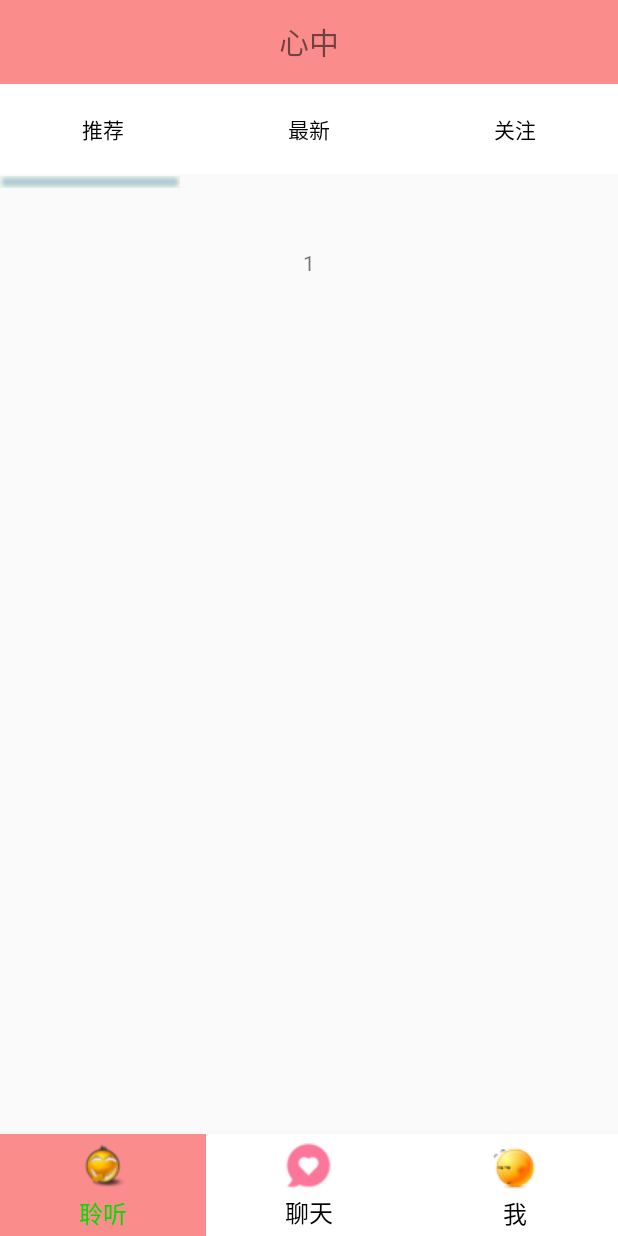
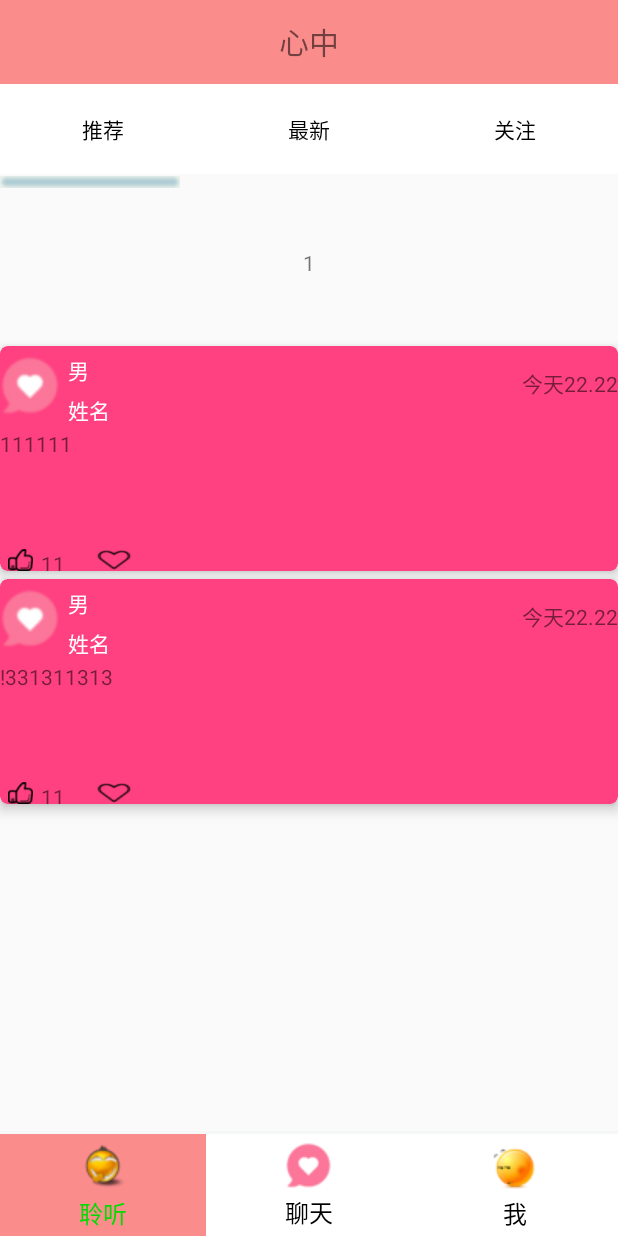
Before and after one commit to chenxuanhe77/Heart, an Android app: the screen it shows after launch (MainActivity), on a phone screen of 412 x 824 dp. Run offline under Robolectric (Android 15) with nearby library versions, the phone set to English and light mode, and no system bars; our stand-ins replace CircleImageView.

```diff
--- a/app/build.gradle
+++ b/app/build.gradle
@@ -1,12 +1,12 @@
 apply plugin: 'com.android.application'
 
 android {
-    compileSdkVersion 24
-    buildToolsVersion "23.0.3"
+    compileSdkVersion 25
+    buildToolsVersion "25.0.0"
     defaultConfig {
         applicationId "com.example.chenxuanhe.heart"
         minSdkVersion 19
-        targetSdkVersion 24
+        targetSdkVersion 25
         versionCode 1
         versionName "1.0"
         testInstrumentationRunner "android.support.test.runner.AndroidJUnitRunner"
@@ -24,9 +24,9 @@ dependencies {
     androidTestCompile('com.android.support.test.espresso:espresso-core:2.2.2', {
         exclude group: 'com.android.support', module: 'support-annotations'
     })
-    compile 'com.android.support:appcompat-v7:24.2.1'
+    compile 'com.android.support:appcompat-v7:25.0.1'
     testCompile 'junit:junit:4.12'
    // compile 'com.android.support:support-v4:24.2.1'
-    compile 'com.android.support:recyclerview-v7:24.2.1'
-    compile 'com.android.support:cardview-v7:24.2.1'
+    compile 'com.android.support:recyclerview-v7:25.0.1'
+    compile 'com.android.support:cardview-v7:25.0.1'
 }
--- /dev/null
+++ b/app/src/main/java/com/example/chenxuanhe/heart/Adapter/Adapter1.java
@@ -0,0 +1,64 @@
+package com.example.chenxuanhe.heart.Adapter;
+
+import android.content.Context;
+import android.support.v7.widget.RecyclerView;
+import android.view.LayoutInflater;
+import android.view.View;
+import android.view.ViewGroup;
+import android.widget.TextView;
+
+import com.example.chenxuanhe.heart.R;
+import com.example.chenxuanhe.heart.Util.Gongju;
+
+import java.util.List;
+
+/**
+ * Created by ChenXuanHe on 2016/11/26.
+ */
+
+public class Adapter1 extends RecyclerView.Adapter<Adapter1.MyViewHolder> {
+
+    private List<Gongju> message;
+
+    private Context mContext;
+
+
+    public Adapter1(Context context, List<Gongju> datas){
+        this.mContext = context;
+        this.message=datas;
+    }
+
+
+    @Override
+    public MyViewHolder onCreateViewHolder(ViewGroup parent, int i) {
+
+        View v = LayoutInflater.from(mContext).inflate(R.layout.card_view,parent,false);
+        return new MyViewHolder(v);
+    }
+
+    @Override
+    public void onBindViewHolder(MyViewHolder holder, int position) {
+        Gongju p = message.get(position);
+        holder.msg.setText(p.txtmessage);
+
+    }
+
+    @Override
+    public int getItemCount() {
+        return message == null? 0 : message.size();
+    }
+
+    /**
+     * 重写自定义的viewholder
+     */
+    public  class  MyViewHolder extends RecyclerView.ViewHolder{
+
+        public TextView msg;
+
+        public MyViewHolder(View v) {
+            super(v);
+            msg=(TextView) v.findViewById(R.id.txt_cardmessage);
+        }
+
+    }
+}
--- a/app/src/main/java/com/example/chenxuanhe/heart/FragmentActivity1.java
+++ b/app/src/main/java/com/example/chenxuanhe/heart/FragmentActivity1.java
@@ -14,6 +14,7 @@ import android.view.animation.AnimationUtils;
 import android.widget.FrameLayout;
 import android.widget.ImageView;
 import android.widget.TextView;
+
 import com.example.chenxuanhe.heart.Page.Page1;
 import com.example.chenxuanhe.heart.Page.Page2;
 import com.example.chenxuanhe.heart.Page.Page3;
@@ -33,13 +34,11 @@ public class FragmentActivity1  extends android.support.v4.app.Fragment implemen
     private TextView zuixin;
     private TextView guanzhu;
     private FragmentManager fragManager;
+    private ImageView line;
 
-    private ImageView line;
-    private int currIndex= 0 ;
-    private int bmpWidth;
-    private int pianyiliang = 0;
-    private int one = 0 ;
-    private int two = 0;
+
+
+
 
     /**
      * 定义手势检测实例
@@ -67,7 +66,6 @@ public class FragmentActivity1  extends android.support.v4.app.Fragment implemen
             public boolean onTouch(View view,MotionEvent event){
                 return detector.onTouchEvent(event);
             }
-
         });
 
         fragManager = getChildFragmentManager();
@@ -77,6 +75,7 @@ public class FragmentActivity1  extends android.support.v4.app.Fragment implemen
         zuixin = (TextView) view.findViewById(R.id.zuixin);
         guanzhu = (TextView) view.findViewById(R.id.guanzhu);
         line = (ImageView) view.findViewById(R.id.down_Line);
+
 
         tuijian.setOnClickListener(this);
         zuixin.setOnClickListener(this);
@@ -280,4 +279,5 @@ public class FragmentActivity1  extends android.support.v4.app.Fragment implemen
         line.startAnimation(animation);
     }
 
+
 }
--- /dev/null
+++ b/app/src/main/java/com/example/chenxuanhe/heart/Method/AttentionMethod.java
@@ -0,0 +1,43 @@
+package com.example.chenxuanhe.heart.Method;
+
+import android.app.Activity;
+import android.os.Bundle;
+import android.view.View;
+import android.widget.ImageView;
+import android.widget.Toast;
+import com.example.chenxuanhe.heart.R;
+
+/**
+ * Created by ChenXuanHe on 2016/12/3.
+ */
+
+public class AttentionMethod extends Activity {
+
+    public ImageView attention;
+    public ImageView goodjib;
+
+
+    @Override
+    protected void onCreate(Bundle savedInstanceState) {
+        super.onCreate(savedInstanceState);
+        setContentView(R.layout.card_view);
+        init();
+        attentionclick();
+    }
+
+
+    public void init(){
+        attention = (ImageView) findViewById(R.id.card_attention);
+        goodjib = (ImageView) findViewById(R.id.card_goodjob);
+    }
+
+    public void attentionclick(){
+        attention.setOnClickListener(new View.OnClickListener() {
+            @Override
+            public void onClick(View view) {
+                Toast.makeText(AttentionMethod.this, "ddddddd", Toast.LENGTH_SHORT).show();
+            }
+        });
+    }
+
+}
--- a/app/src/main/java/com/example/chenxuanhe/heart/Page/Page1.java
+++ b/app/src/main/java/com/example/chenxuanhe/heart/Page/Page1.java
@@ -1,14 +1,18 @@
 package com.example.chenxuanhe.heart.Page;
 
-import android.app.Fragment;
 import android.os.Bundle;
-import android.support.v4.app.FragmentActivity;
+import android.support.v7.widget.LinearLayoutManager;
+import android.support.v7.widget.RecyclerView;
 import android.view.LayoutInflater;
 import android.view.View;
 import android.view.ViewGroup;
-import android.widget.TextView;
 
+import com.example.chenxuanhe.heart.Adapter.Adapter1;
 import com.example.chenxuanhe.heart.R;
+import com.example.chenxuanhe.heart.Util.Gongju;
+
+import java.util.ArrayList;
+import java.util.List;
 
 
 /**
@@ -18,24 +22,28 @@ import com.example.chenxuanhe.heart.R;
 public class Page1 extends android.support.v4.app.Fragment {
 
 
-    private TextView tv;
-    private String content;
-    private FragmentActivity fg4;
+    private RecyclerView recyclerView;
+    private Adapter1 myAdapter;
+    private List<Gongju> gongjus = new ArrayList<>();
 
     public Page1(){}
 
-    public Page1(FragmentActivity fragment){
-        this.fg4=fragment;
-    }
-
-    public Page1(String content) {
-        this.content=content;
-    }
-
     public View onCreateView(LayoutInflater inflater, ViewGroup container, Bundle savedInstanceState){
         View view = inflater.inflate(R.layout.view_tuijian,container,false);
+
+        gongjus.add(new Gongju("111111"));
+        gongjus.add(new Gongju("!331311313"));
+        recyclerView = (RecyclerView) view.findViewById(R.id.recyclerview_tuijian); //拿到recyclerview
+        recyclerView.setLayoutManager(new LinearLayoutManager(this.getActivity()));
+        recyclerView.setHasFixedSize(true);
+        myAdapter = new Adapter1(getContext(),gongjus);
+        recyclerView.setAdapter(myAdapter);
+
+
         return view;
     }
 
 
+
+
 }
--- /dev/null
+++ b/app/src/main/java/com/example/chenxuanhe/heart/Util/Gongju.java
@@ -0,0 +1,17 @@
+package com.example.chenxuanhe.heart.Util;
+
+/**
+ * Created by ChenXuanHe on 2016/11/26.
+ */
+
+public class Gongju {
+
+    public String txtmessage;
+
+
+    public Gongju(String txtmessage){
+        this.txtmessage = txtmessage;
+    }
+
+
+}
--- /dev/null
+++ b/app/src/main/res/drawable/tab_menu_attention.xml
@@ -0,0 +1,8 @@
+<?xml version="1.0" encoding="utf-8"?>
+<selector xmlns:android="http://schemas.android.com/apk/res/android">
+
+    <item android:state_pressed="true"
+        android:drawable="@drawable/attention" />
+    <item android:drawable="@drawable/disattention"/>
+
+</selector>
--- a/app/src/main/res/layout/card_view.xml
+++ b/app/src/main/res/layout/card_view.xml
@@ -6,6 +6,7 @@
     android:layout_height="wrap_content"
     android:layout_marginTop="5dp"
     android:clickable="true"
+    android:foreground="?android:attr/selectableItemBackground"
     app:cardBackgroundColor="#FF4081"
     app:cardCornerRadius="5dp"
     app:cardElevation="5dp">
@@ -33,37 +34,86 @@
                 android:orientation="vertical">
 
                 <TextView
-                    android:id="@+id/status_text"
+                    android:id="@+id/txt_cardsex"
                     android:layout_width="wrap_content"
                     android:layout_height="wrap_content"
                     android:layout_gravity="top"
                     android:paddingLeft="5dp"
                     android:paddingTop="5dp"
-                    android:text="即将"
+                    android:text="男"
                     android:textColor="@android:color/white"
                     />
 
                 <TextView
-                    android:id="@+id/status_text1"
+                    android:id="@+id/txt_cardname"
                     android:layout_width="wrap_content"
                     android:layout_height="wrap_content"
                     android:gravity="top"
                     android:paddingLeft="5dp"
                     android:paddingTop="5dp"
-                    android:text="即将"
+                    android:text="姓名"
                     android:textColor="@android:color/white"
                     />
+
             </LinearLayout>
 
+
             <TextView
-                android:layout_alignParentBottom="true"
-                android:layout_width="wrap_content"
+                android:id="@+id/txt_cardtime"
+                android:gravity="right|center"
+                android:layout_width="match_parent"
                 android:layout_height="match_parent"
                 android:text="今天22.22"/>
 
         </LinearLayout>
 
 
+        <LinearLayout
+            android:layout_marginTop="5dp"
+            android:layout_width="match_parent"
+            android:layout_height="80dp"
+            >
+
+
+            <TextView
+                android:text="dsdddddddddddddddd"
+                android:id="@+id/txt_cardmessage"
+                android:layout_width="match_parent"
+                android:layout_height="match_parent" />
+        </LinearLayout>
+
+
+        <LinearLayout
+            android:layout_width="match_parent"
+            android:layout_height="wrap_content">
+
+            <ImageView
+                android:id="@+id/card_goodjob"
+                android:layout_width="wrap_content"
+                android:layout_height="wrap_content"
+                android:src="@drawable/goodjob"/>
+
+            <TextView
+                android:text="11"
+                android:layout_width="wrap_content"
+                android:layout_height="wrap_content" />
+
+            <ImageView
+                android:id="@+id/card_attention"
+                android:clickable="true"
+                android:layout_marginLeft="20dp"
+                android:background="@drawable/tab_menu_attention"
+                android:layout_width="wrap_content"
+                android:layout_height="wrap_content"
+                />
+
+        </LinearLayout>
+
+
+
+
+
     </LinearLayout>
 
+
 </android.support.v7.widget.CardView>
--- a/app/src/main/res/layout/fg_content_three.xml
+++ b/app/src/main/res/layout/fg_content_three.xml
@@ -16,6 +16,7 @@
         android:layout_width="match_parent"
         android:layout_centerHorizontal="true"
         />
+
 
     <LinearLayout
         android:layout_width="match_parent"
--- a/app/src/main/res/layout/view_tuijian.xml
+++ b/app/src/main/res/layout/view_tuijian.xml
@@ -14,7 +14,7 @@
 
 
     <android.support.v7.widget.RecyclerView
-        android:id="@+id/recycler_view_tuijian"
+        android:id="@+id/recyclerview_tuijian"
         android:layout_width="fill_parent"
         android:layout_height="fill_parent"
         />
```
Also changed, not shown: app/src/main/res/drawable/attention.png (added), app/src/main/res/drawable/disattention.png (added), app/src/main/res/drawable/goodjob.png (added).
